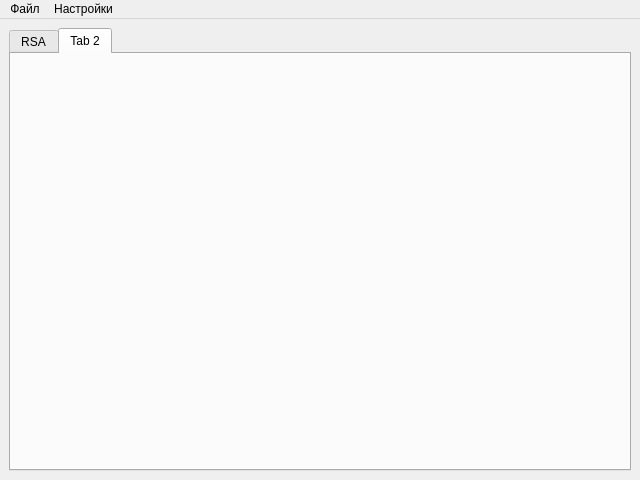
maxim79135/LastCourseWork, file mainwindow.ui: the form before one commit.
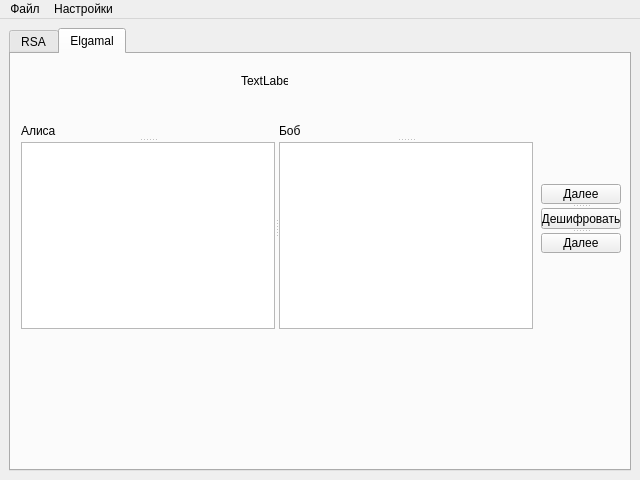
The form after the commit. The open tabs and pages were chosen to show the change.

```diff
--- a/mainwindow.ui
+++ b/mainwindow.ui
@@ -117,8 +117,84 @@
       </widget>
       <widget class="QWidget" name="tab_2">
        <attribute name="title">
-        <string>Tab 2</string>
+        <string>Elgamal</string>
        </attribute>
+       <widget class="QLabel" name="label_6">
+        <property name="geometry">
+         <rect>
+          <x>230</x>
+          <y>20</y>
+          <width>47</width>
+          <height>13</height>
+         </rect>
+        </property>
+        <property name="text">
+         <string>TextLabel</string>
+        </property>
+       </widget>
+       <widget class="QSplitter" name="splitter_6">
+        <property name="geometry">
+         <rect>
+          <x>530</x>
+          <y>130</y>
+          <width>80</width>
+          <height>69</height>
+         </rect>
+        </property>
+        <property name="orientation">
+         <enum>Qt::Vertical</enum>
+        </property>
+        <widget class="QPushButton" name="pushButton_6">
+         <property name="text">
+          <string>Далее</string>
+         </property>
+        </widget>
+        <widget class="QPushButton" name="pushButton_4">
+         <property name="text">
+          <string>Дешифровать</string>
+         </property>
+        </widget>
+        <widget class="QPushButton" name="pushButton_5">
+         <property name="text">
+          <string>Далее</string>
+         </property>
+        </widget>
+       </widget>
+       <widget class="QSplitter" name="splitter_7">
+        <property name="geometry">
+         <rect>
+          <x>10</x>
+          <y>70</y>
+          <width>512</width>
+          <height>205</height>
+         </rect>
+        </property>
+        <property name="orientation">
+         <enum>Qt::Horizontal</enum>
+        </property>
+        <widget class="QSplitter" name="splitter_4">
+         <property name="orientation">
+          <enum>Qt::Vertical</enum>
+         </property>
+         <widget class="QLabel" name="label_4">
+          <property name="text">
+           <string>Алиса</string>
+          </property>
+         </widget>
+         <widget class="QTextEdit" name="textElgamal"/>
+        </widget>
+        <widget class="QSplitter" name="splitter_5">
+         <property name="orientation">
+          <enum>Qt::Vertical</enum>
+         </property>
+         <widget class="QLabel" name="label_5">
+          <property name="text">
+           <string>Боб</string>
+          </property>
+         </widget>
+         <widget class="QTextEdit" name="textElgamal_2"/>
+        </widget>
+       </widget>
       </widget>
      </widget>
     </item>
```
Left out of the diff: 2 changed lines with no effect on the pictures.
